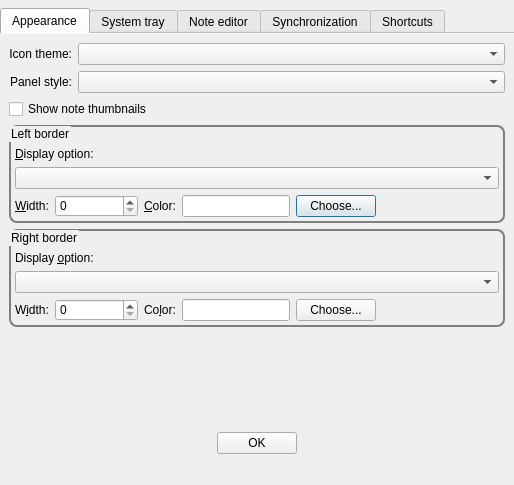
Above: src/dialogs/PreferencesDialog.ui from d1vanov/quentier before the change. Below: the same form after it.
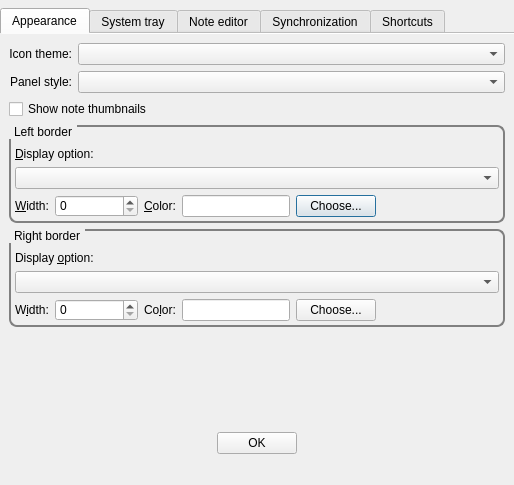
That is the form after the change. Custom widgets are drawn as their Qt base class.

Commit message: Issue #165: some progress towards the integration of main window side borders preferences management

```diff
--- a/src/dialogs/PreferencesDialog.ui
+++ b/src/dialogs/PreferencesDialog.ui
@@ -111,14 +111,18 @@
           <string notr="true">QGroupBox {
 border: 2px solid gray;
 border-radius: 8px;
+margin-top: 1ex;
+}
+
+QGroupBox::title {
+subcontrol-origin: margin;
+subcontrol-position: top left;
+padding: 0 3px;
 }</string>
          </property>
          <property name="title">
           <string>Left border</string>
          </property>
-         <property name="flat">
-          <bool>false</bool>
-         </property>
          <layout class="QVBoxLayout" name="verticalLayout_7">
           <property name="leftMargin">
            <number>4</number>
@@ -241,6 +245,13 @@
           <string notr="true">QGroupBox {
 border: 2px solid gray;
 border-radius: 8px;
+margin-top: 1ex;
+}
+
+QGroupBox::title {
+subcontrol-origin: margin;
+subcontrol-position: top left;
+padding: 0 3px;
 }</string>
          </property>
          <property name="title">
```
The commit also changes 5 other files.
